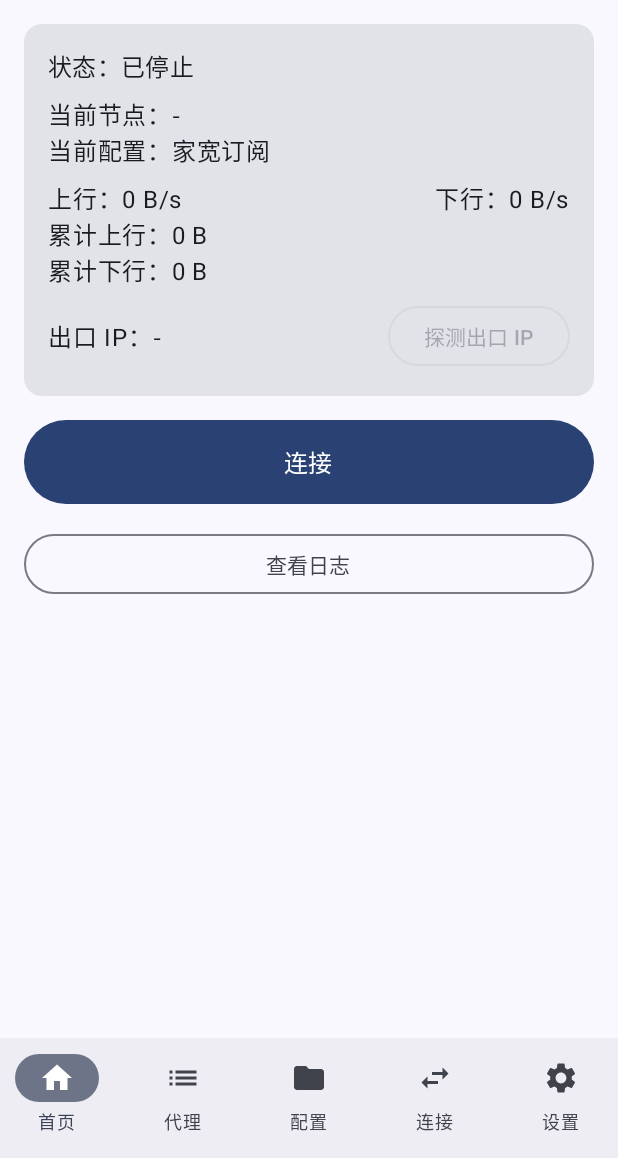
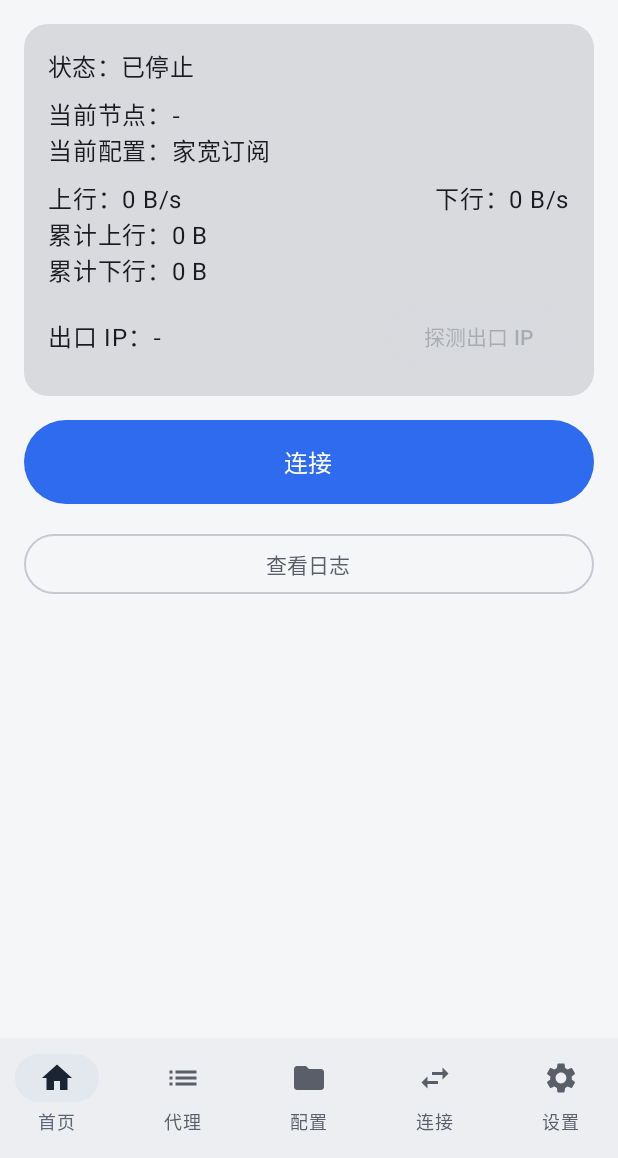
Before and after one commit to zhaor5869-svg/cfnew-worker, an Android app built with Jetpack Compose: the screen it shows after launch (MainActivity), on a phone screen of 412 x 824 dp, the part 78-1236 px from its top. Run offline under Robolectric (Android 15) with nearby library versions, the phone set to English and light mode, and no system bars; our stand-ins replace Room's generated code; libraries missing offline, so code that uses them is left out: io.github.oviron.libmihomo, org.yaml.snakeyaml; pictures from the network do not load; 5 statements that could not run were skipped.

Commit message:
feat: FlClash-style UI v0.1.3 (blue theme, dashboard home, delay badges; paste import unchanged)

```diff
--- a/android/app/src/main/java/com/laoda/proxy/ui/theme/Theme.kt
+++ b/android/app/src/main/java/com/laoda/proxy/ui/theme/Theme.kt
@@ -2,7 +2,9 @@ package com.laoda.proxy.ui.theme
 
 import android.os.Build
 import androidx.compose.foundation.isSystemInDarkTheme
+import androidx.compose.foundation.shape.RoundedCornerShape
 import androidx.compose.material3.MaterialTheme
+import androidx.compose.material3.Shapes
 import androidx.compose.material3.darkColorScheme
 import androidx.compose.material3.dynamicDarkColorScheme
 import androidx.compose.material3.dynamicLightColorScheme
@@ -10,69 +12,103 @@ import androidx.compose.material3.lightColorScheme
 import androidx.compose.runtime.Composable
 import androidx.compose.ui.graphics.Color
 import androidx.compose.ui.platform.LocalContext
+import androidx.compose.ui.unit.dp
 
 /**
- * LaoDa Proxy 主题（模块 C）。
+ * LaoDa Proxy 主题（v0.1.3 UI 改版，对标 FlClash 的视觉语言）。
  *
- * API 31+ 且 dynamicColor=true 时用系统动态取色；低版本回退到自定义紫色系。
+ * FlClash（Prism 设计系统）的视觉特征：分层表面（页面/卡片/内块逐层提亮）、
+ * 超大圆角（手机卡片 34dp、内块 20dp）、柔和阴影、数字用等宽 tabular 字体、
+ * 延迟按 600ms 分绿/琥珀两档。这里用 Material3 的 ColorScheme/Shape 重新实现，
+ * 品牌色是我们自己的蓝色，不复制 FlClash 的任何代码、图标或设计资源。
+ *
+ * 默认不用系统动态取色（dynamicColor=false），因为壁纸取色会盖掉这套配色；
  * 主题模式（SYSTEM/LIGHT/DARK）由 SettingsStore.theme 决定，MainActivity
  * 把算好的 darkTheme 传进来。
  */
 
-/** 紫色系浅色配色（Material3 基准紫）。 */
-private val LightPurpleScheme = lightColorScheme(
-    primary = Color(0xFF6750A4),
+/** 蓝色系浅色配色：白底卡片 + 蓝色主色。 */
+private val LightBlueScheme = lightColorScheme(
+    primary = Color(0xFF2E6BEE),
     onPrimary = Color(0xFFFFFFFF),
-    primaryContainer = Color(0xFFEADDFF),
-    onPrimaryContainer = Color(0xFF21005D),
-    secondary = Color(0xFF625B71),
+    primaryContainer = Color(0xFFDCE6FF),
+    onPrimaryContainer = Color(0xFF0A2A6B),
+    secondary = Color(0xFF5B6472),
     onSecondary = Color(0xFFFFFFFF),
-    secondaryContainer = Color(0xFFE8DEF8),
-    onSecondaryContainer = Color(0xFF1D192B),
-    tertiary = Color(0xFF7D5260),
+    secondaryContainer = Color(0xFFE3E7EE),
+    onSecondaryContainer = Color(0xFF1B2432),
+    tertiary = Color(0xFF2E8B7A),
     onTertiary = Color(0xFFFFFFFF),
-    tertiaryContainer = Color(0xFFFFD8E4),
-    onTertiaryContainer = Color(0xFF31111D),
+    tertiaryContainer = Color(0xFFCDEEE6),
+    onTertiaryContainer = Color(0xFF0B3D33),
     error = Color(0xFFB3261E),
     onError = Color(0xFFFFFFFF),
-    background = Color(0xFFFFFBFE),
-    onBackground = Color(0xFF1C1B1F),
-    surface = Color(0xFFFFFBFE),
-    onSurface = Color(0xFF1C1B1F),
-    surfaceVariant = Color(0xFFE7E0EC),
-    onSurfaceVariant = Color(0xFF49454F),
-    outline = Color(0xFF79747E),
+    errorContainer = Color(0xFFF9DEDC),
+    onErrorContainer = Color(0xFF410E0B),
+    background = Color(0xFFF5F6F8),
+    onBackground = Color(0xFF191B20),
+    surface = Color(0xFFF5F6F8),
+    onSurface = Color(0xFF191B20),
+    surfaceVariant = Color(0xFFE4E6EA),
+    onSurfaceVariant = Color(0xFF5A5E68),
+    surfaceContainerLowest = Color(0xFFFFFFFF),
+    surfaceContainerLow = Color(0xFFFFFFFF),
+    surfaceContainer = Color(0xFFECEEF1),
+    surfaceContainerHigh = Color(0xFFE4E6EA),
+    surfaceContainerHighest = Color(0xFFD8DADE),
+    outline = Color(0xFF767A84),
+    outlineVariant = Color(0xFFC6C9D1),
 )
 
-/** 紫色系深色配色。 */
-private val DarkPurpleScheme = darkColorScheme(
-    primary = Color(0xFFD0BCFF),
-    onPrimary = Color(0xFF381E72),
-    primaryContainer = Color(0xFF4F378B),
-    onPrimaryContainer = Color(0xFFEADDFF),
-    secondary = Color(0xFFCCC2DC),
-    onSecondary = Color(0xFF332D41),
-    secondaryContainer = Color(0xFF4A4458),
-    onSecondaryContainer = Color(0xFFE8DEF8),
-    tertiary = Color(0xFFEFB8C8),
-    onTertiary = Color(0xFF492532),
-    tertiaryContainer = Color(0xFF633B48),
-    onTertiaryContainer = Color(0xFFFFD8E4),
-    error = Color(0xFFF2B8B5),
-    onError = Color(0xFF601410),
-    background = Color(0xFF1C1B1F),
-    onBackground = Color(0xFFE6E0E9),
-    surface = Color(0xFF1C1B1F),
-    onSurface = Color(0xFFE6E0E9),
-    surfaceVariant = Color(0xFF49454F),
-    onSurfaceVariant = Color(0xFFCAC4D0),
-    outline = Color(0xFF938F99),
+/** 蓝色系深色配色：近黑底 + 分层提亮的表面。 */
+private val DarkBlueScheme = darkColorScheme(
+    primary = Color(0xFF8AB4FF),
+    onPrimary = Color(0xFF002E6B),
+    primaryContainer = Color(0xFF1E3A6E),
+    onPrimaryContainer = Color(0xFFD3E3FF),
+    secondary = Color(0xFFA8C7FA),
+    onSecondary = Color(0xFF12233D),
+    secondaryContainer = Color(0xFF2A3446),
+    onSecondaryContainer = Color(0xFFD3E3FF),
+    tertiary = Color(0xFF7DD8C3),
+    onTertiary = Color(0xFF00382E),
+    tertiaryContainer = Color(0xFF0F4A3E),
+    onTertiaryContainer = Color(0xFFB9F0E2),
+    error = Color(0xFFFFB4AB),
+    onError = Color(0xFF690005),
+    errorContainer = Color(0xFF93000A),
+    onErrorContainer = Color(0xFFFFDAD6),
+    background = Color(0xFF0F0F13),
+    onBackground = Color(0xFFE8E8EC),
+    surface = Color(0xFF0F0F13),
+    onSurface = Color(0xFFE8E8EC),
+    surfaceVariant = Color(0xFF2A2A34),
+    onSurfaceVariant = Color(0xFFA9A9B3),
+    surfaceContainerLowest = Color(0xFF0A0A0D),
+    surfaceContainerLow = Color(0xFF17171D),
+    surfaceContainer = Color(0xFF1E1E26),
+    surfaceContainerHigh = Color(0xFF2A2A34),
+    surfaceContainerHighest = Color(0xFF35353F),
+    outline = Color(0xFF8E8E9A),
+    outlineVariant = Color(0xFF3A3A44),
+)
+
+/**
+ * 圆角：FlClash 手机卡片 34dp、内块 20dp、徽章 14dp。
+ * 这里取稍收敛的一档——大卡 24dp、内块 16dp、徽章 14dp，
+ * 既有 FlClash 的圆润感，又不至于在小屏上显得臃肿。
+ */
+private val LaoDaShapes = Shapes(
+    small = RoundedCornerShape(12.dp),
+    medium = RoundedCornerShape(16.dp),
+    large = RoundedCornerShape(24.dp),
+    extraLarge = RoundedCornerShape(32.dp),
 )
 
 @Composable
 fun LaoDaProxyTheme(
     darkTheme: Boolean = isSystemInDarkTheme(),
-    dynamicColor: Boolean = true,
+    dynamicColor: Boolean = false,
     content: @Composable () -> Unit,
 ) {
     val colorScheme = when {
@@ -80,12 +116,13 @@ fun LaoDaProxyTheme(
             val context = LocalContext.current
             if (darkTheme) dynamicDarkColorScheme(context) else dynamicLightColorScheme(context)
         }
-        darkTheme -> DarkPurpleScheme
-        else -> LightPurpleScheme
+        darkTheme -> DarkBlueScheme
+        else -> LightBlueScheme
     }
 
     MaterialTheme(
         colorScheme = colorScheme,
+        shapes = LaoDaShapes,
         content = content,
     )
 }
```
